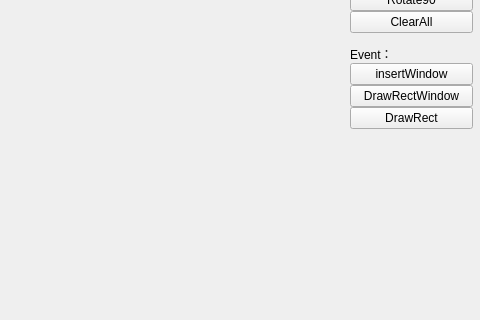
Above: sample/qtOpenGLDemo/QtDisplayWidget.ui from cfl997/CGRenderEngine2D before the change; both pictures show x 462 to 942 and y 141 to 461 of the 942 by 615 pixel window. Below: the same form after it.
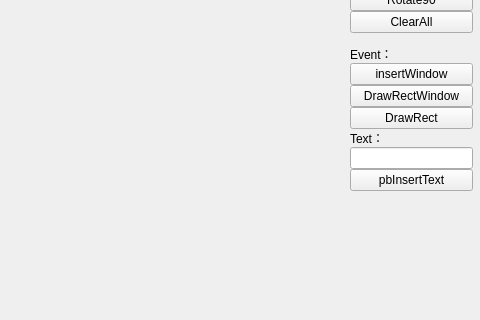
That is the form after the change.

Diff of the .ui file:
```diff
--- a/sample/qtOpenGLDemo/QtDisplayWidget.ui
+++ b/sample/qtOpenGLDemo/QtDisplayWidget.ui
@@ -194,6 +194,27 @@
           </item>
          </layout>
         </item>
+        <item>
+         <layout class="QVBoxLayout" name="verticalLayout_5">
+          <item>
+           <widget class="QLabel" name="label_3">
+            <property name="text">
+             <string>Text：</string>
+            </property>
+           </widget>
+          </item>
+          <item>
+           <widget class="QLineEdit" name="leText"/>
+          </item>
+          <item>
+           <widget class="QPushButton" name="pbInsertText">
+            <property name="text">
+             <string>pbInsertText</string>
+            </property>
+           </widget>
+          </item>
+         </layout>
+        </item>
         <item>
          <spacer name="verticalSpacer">
           <property name="orientation">
```
